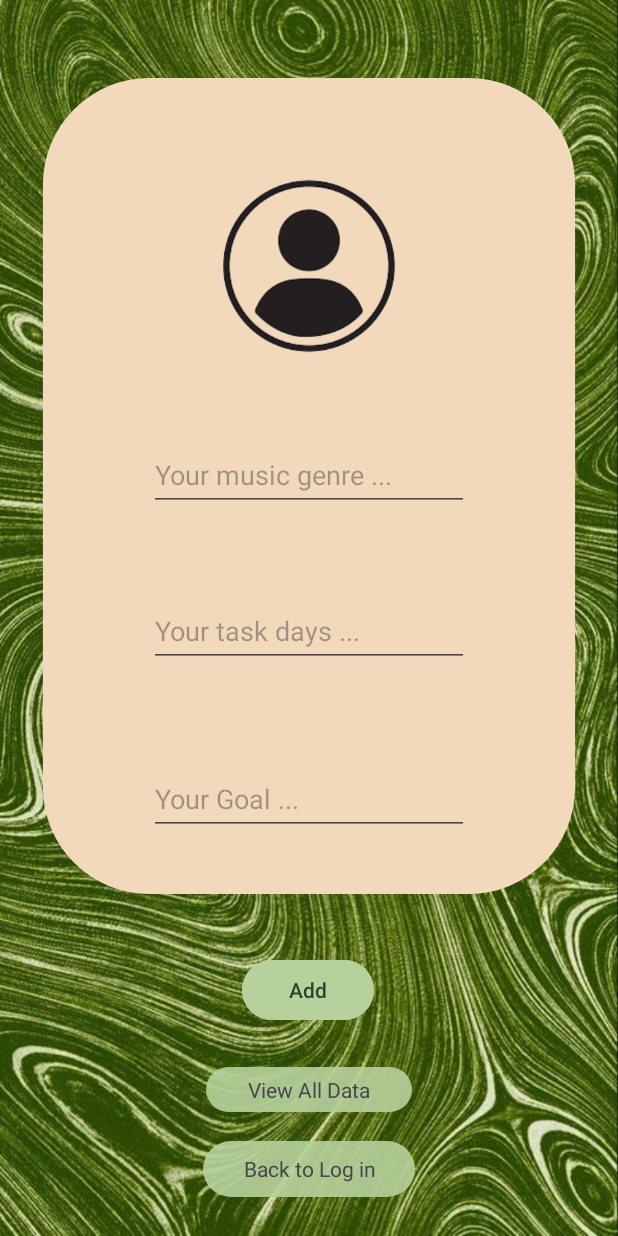
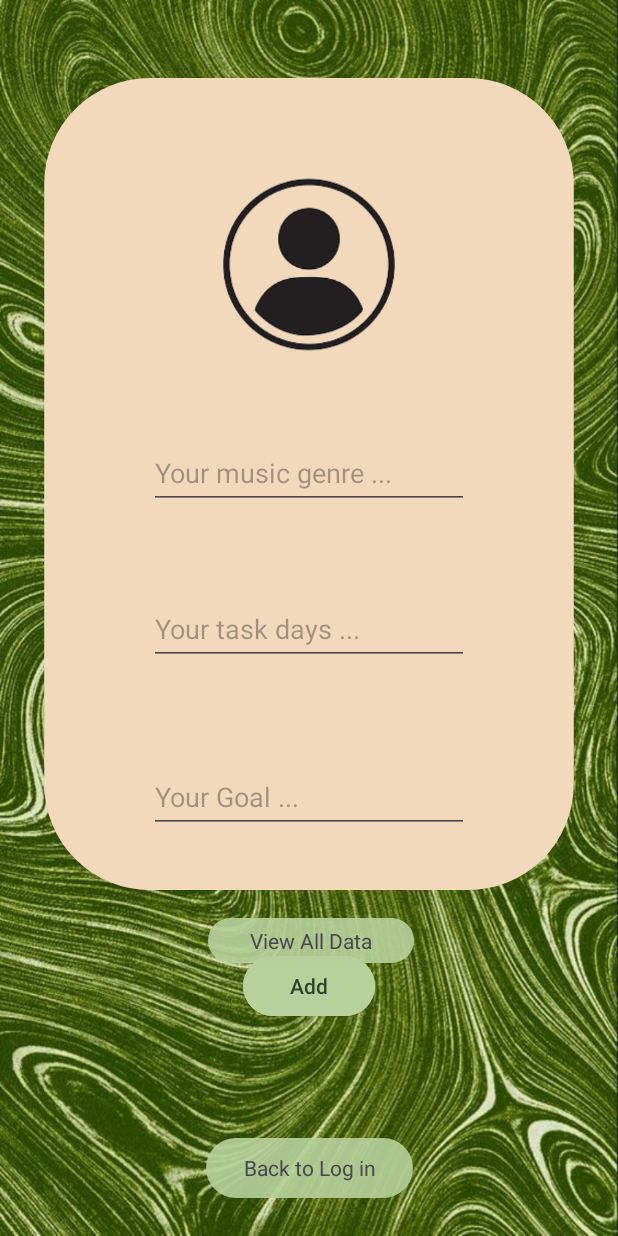
Before and after one commit to mads208/Log_in_Sign_up, an Android app: the screen it shows after launch (MainActivity), after a tap on "Add Data ...", on a phone screen of 412 x 824 dp. Run offline under Robolectric (Android 15) with nearby library versions, the phone set to English and light mode, and no system bars; our stand-ins replace Firebase (no records; nobody signed in at launch, a user with empty details on screens opened directly); Roboto replaces fonts that are not available here.

Commit message:
home page design

```diff
--- a/app/src/main/res/layout/fragment_add_data.xml
+++ b/app/src/main/res/layout/fragment_add_data.xml
@@ -8,6 +8,7 @@
     tools:context=".AddDataFragment">
 
     <!-- TODO: Update blank fragment layout -->
+
     <androidx.constraintlayout.widget.ConstraintLayout
         android:layout_width="match_parent"
         android:layout_height="match_parent">
@@ -23,22 +24,20 @@
             android:src="@drawable/rounded_rectangle"
             app:layout_constraintBottom_toTopOf="@+id/AddAddbtn"
             app:layout_constraintEnd_toEndOf="parent"
-            app:layout_constraintHorizontal_bias="0.0"
             app:layout_constraintStart_toStartOf="parent"
-            app:layout_constraintTop_toTopOf="parent"
-            app:layout_constraintVertical_bias="1.0" />
+            app:layout_constraintTop_toTopOf="parent" />
 
         <Button
             android:id="@+id/AddAddbtn"
             android:layout_width="wrap_content"
             android:layout_height="wrap_content"
-            android:layout_marginStart="24dp"
-            android:layout_marginBottom="27dp"
+            android:layout_marginBottom="77dp"
             android:backgroundTint="#B6D19C"
             android:text="Add"
             android:textColor="#2B432C"
-            app:layout_constraintBottom_toTopOf="@+id/GoToAllDataAddData"
-            app:layout_constraintStart_toStartOf="@+id/GoToAllDataAddData"
+            app:layout_constraintBottom_toTopOf="@+id/gotoLoginAddData"
+            app:layout_constraintEnd_toEndOf="parent"
+            app:layout_constraintStart_toStartOf="parent"
             app:layout_constraintTop_toBottomOf="@+id/etGoalAdd" />
 
         <EditText
@@ -72,7 +71,7 @@
             android:id="@+id/etGoalAdd"
             android:layout_width="wrap_content"
             android:layout_height="wrap_content"
-            android:layout_marginBottom="79dp"
+            android:layout_marginBottom="78dp"
             android:ems="10"
             android:hint="Your Goal ..."
             android:inputType="text"
@@ -83,26 +82,11 @@
             app:layout_constraintTop_toBottomOf="@+id/etTaskDaysAdd" />
 
         <TextView
-            android:id="@+id/GoToAllDataAddData"
-            android:layout_width="137dp"
-            android:layout_height="30dp"
-            android:layout_marginBottom="19dp"
-            android:background="@drawable/rounded_text"
-            android:backgroundTint="#B6D19C"
-            android:gravity="center"
-            android:text="  View All Data  "
-            android:textAlignment="center"
-            app:layout_constraintBottom_toTopOf="@+id/gotoLoginAddData"
-            app:layout_constraintEnd_toEndOf="parent"
-            app:layout_constraintStart_toStartOf="parent"
-            app:layout_constraintTop_toBottomOf="@+id/AddAddbtn" />
+            android:id="@+id/gotoLoginAddData"
+            android:layout_width="138dp"
+            android:layout_height="40dp"
 
-        <TextView
-            android:id="@+id/gotoLoginAddData"
-            android:layout_width="141dp"
-            android:layout_height="37dp"
-            android:layout_marginBottom="26dp"
-
+            android:layout_marginBottom="25dp"
             android:background="@drawable/rounded_text"
             android:backgroundTint="#B6D19C"
             android:gravity="center"
@@ -111,20 +95,34 @@
             app:layout_constraintBottom_toBottomOf="parent"
             app:layout_constraintEnd_toEndOf="parent"
             app:layout_constraintStart_toStartOf="parent"
-            app:layout_constraintTop_toBottomOf="@+id/GoToAllDataAddData" />
+            app:layout_constraintTop_toBottomOf="@+id/AddAddbtn" />
 
         <ImageView
             android:id="@+id/imageViewProfile"
             android:layout_width="193dp"
             android:layout_height="0dp"
             android:layout_marginTop="81dp"
-            android:layout_marginBottom="19dp"
+            android:layout_marginBottom="20dp"
             android:src="@drawable/blank_profile_picture"
             app:layout_constraintBottom_toTopOf="@+id/etMusicGenreAdd"
             app:layout_constraintEnd_toEndOf="parent"
             app:layout_constraintStart_toStartOf="parent"
             app:layout_constraintTop_toTopOf="parent" />
 
+        <TextView
+            android:id="@+id/GoToAllDataAddData"
+            android:layout_width="137dp"
+            android:layout_height="30dp"
+            android:layout_marginTop="612dp"
+            android:layout_marginEnd="136dp"
+            android:background="@drawable/rounded_text"
+            android:backgroundTint="#B6D19C"
+            android:gravity="center"
+            android:text="  View All Data  "
+            android:textAlignment="center"
+            app:layout_constraintEnd_toEndOf="parent"
+            app:layout_constraintTop_toTopOf="parent" />
+
     </androidx.constraintlayout.widget.ConstraintLayout>
 
 </FrameLayout>
```
Also changed, not shown: app/src/main/java/com/example/loginsignup/HomePage.java (added, +64 -0 lines), app/src/main/res/layout/fragment_home_page.xml (added, +62 -0 lines).
